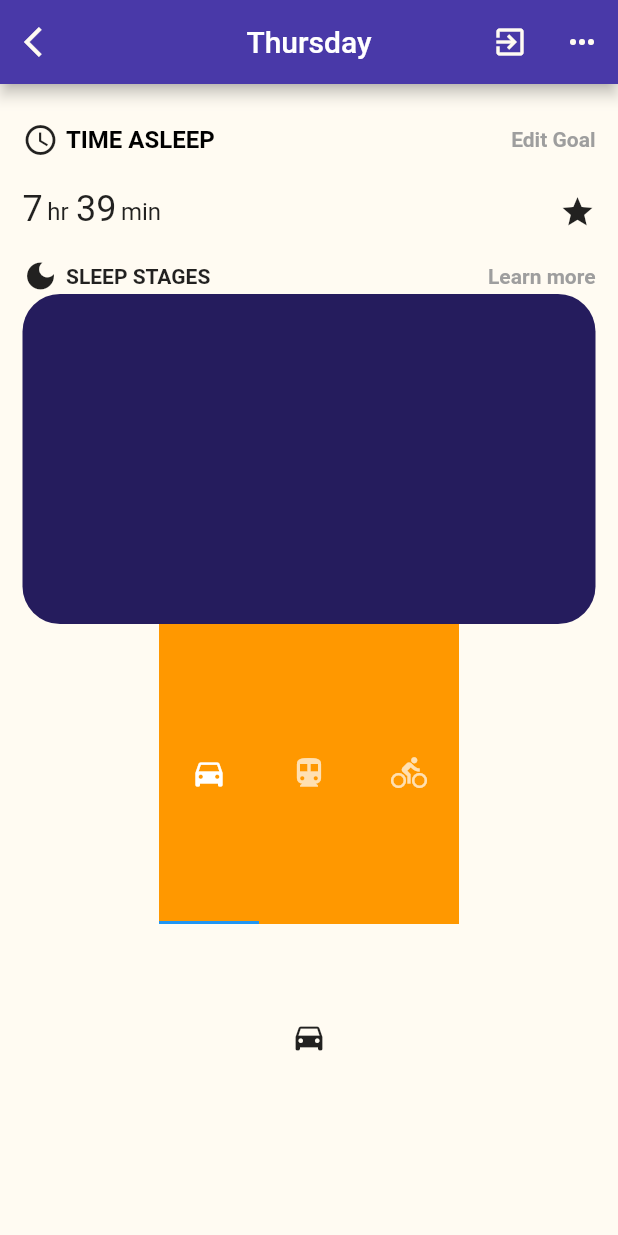
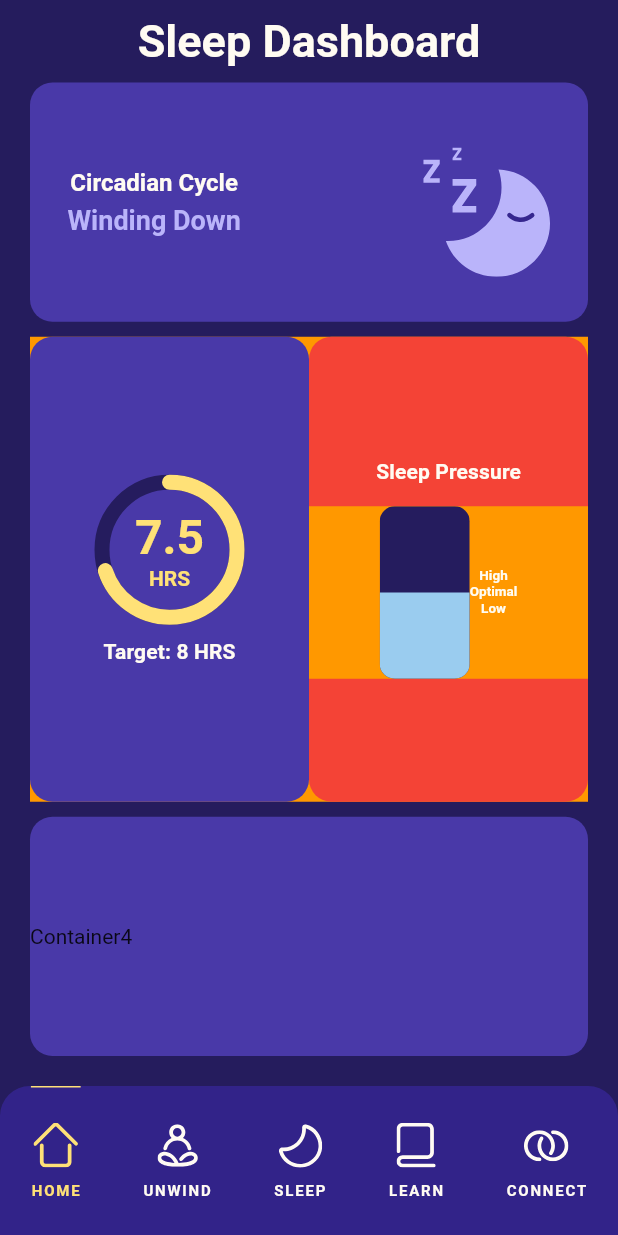
Before and after one commit to umar-101/heathcare, a Flutter app: the screen it shows after launch, on a phone screen of 412 x 824 dp. Run offline on Flutter 3.47's test engine with Material 2 defaults, Android fonts, the phone set to English and light mode, and no system bars; drawn by our look-alikes of percent_indicator; our stand-ins replace flutter_svg.

Commit message:
dashboard screen half

```diff
--- a/lib/main.dart
+++ b/lib/main.dart
@@ -1,7 +1,6 @@
 import 'package:flutter/material.dart';
 import 'package:routine_app/config/constants.dart';
-
-import 'screens/Stat/stat.dart';
+import 'package:routine_app/screens/Dashboard/dashboard.dart';
 
 void main() {
   runApp(const MyApp());
@@ -33,8 +32,13 @@ class MyApp extends StatelessWidget {
                 color: kHeadingColor,
                 fontSize: 16,
                 fontWeight: FontWeight.w700),
-              subtitle1: TextStyle(color: kHeadingColor, fontSize: 12))),
-      home: const StatScreen(),
+            subtitle1: TextStyle(color: kHeadingColor, fontSize: 12),
+            subtitle2: TextStyle(
+                color: kHeadingColor,
+                fontSize: 14,
+                fontWeight: FontWeight.w700),
+          )),
+      home: const DashboardScreen(),
     );
   }
 }
--- /dev/null
+++ b/lib/models/theme_data.dart
@@ -0,0 +1,24 @@
+class ThemeDatabase {
+  final String title, imageUrl, subtitle;
+  final List<String> bulletPoints;
+  final String buttonTitle;
+  final String iconUrl;
+
+  ThemeDatabase(
+      {required this.title,
+      required this.imageUrl,
+      required this.subtitle,
+      required this.bulletPoints,
+      required this.buttonTitle,
+      required this.iconUrl});
+
+  List<ThemeDatabase> databases = [
+    ThemeDatabase(
+        title: 'Good Evening Taylor',
+        imageUrl: 'sd',
+        subtitle: 'Your Nighttime Routine',
+        bulletPoints: ['Stop alcohol', 'Wind down electronics', 'CBT lesson'],
+        buttonTitle: 'It’s almost 11:30 PM - time to get ready for bed!',
+        iconUrl: 'a'),
+  ];
+}
--- /dev/null
+++ b/lib/screens/Dashboard/dashboard.dart
@@ -0,0 +1,219 @@
+import 'dart:ui';
+
+import 'package:flutter/material.dart';
+import 'package:flutter_svg/flutter_svg.dart';
+import 'package:percent_indicator/percent_indicator.dart';
+import 'package:routine_app/widgets/common/coloured_navbar.dart';
+
+import '../../config/constants.dart';
+
+class DashboardScreen extends StatelessWidget {
+  const DashboardScreen({Key? key}) : super(key: key);
+
+  @override
+  Widget build(BuildContext context) {
+    return Scaffold(
+      body: SafeArea(
+        child: Padding(
+          padding: const EdgeInsets.symmetric(horizontal: 20, vertical: 10),
+          child: Column(
+            children: [
+              Text(
+                'Sleep Dashboard',
+                style: Theme.of(context).textTheme.headline2,
+              ),
+              DashboardContainer(
+                flex: 1,
+                child: Padding(
+                  padding:
+                      const EdgeInsets.symmetric(horizontal: 25, vertical: 30),
+                  child: Row(
+                    crossAxisAlignment: CrossAxisAlignment.start,
+                    children: [
+                      Column(
+                        mainAxisAlignment: MainAxisAlignment.center,
+                        children: [
+                          Text(
+                            'Circadian Cycle',
+                            style: Theme.of(context).textTheme.headline4,
+                          ),
+                          const SizedBox(height: 5),
+                          const Text(
+                            'Winding Down',
+                            style: TextStyle(
+                                color: Color(0xFFBAB4FA),
+                                fontSize: 18,
+                                fontWeight: FontWeight.bold),
+                          ),
+                        ],
+                      ),
+                      const Spacer(),
+                      SvgPicture.asset(
+                        'assets/images/dashboardstar.svg',
+                      ),
+                    ],
+                  ),
+                ),
+              ),
+              Container(
+                height: 310,
+                child: Container(
+                  color: Colors.orange,
+                  child: Row(
+                    crossAxisAlignment: CrossAxisAlignment.stretch,
+                    children: [
+                      Expanded(
+                        child: Container(
+                          decoration: BoxDecoration(
+                              color: kBackgroundColor,
+                              borderRadius: BorderRadius.circular(15)),
+                          child: Column(
+                              mainAxisAlignment: MainAxisAlignment.center,
+                              children: [
+                                CircularPercentIndicator(
+                                  radius: 50.0,
+                                  lineWidth: 10,
+                                  percent: 0.70,
+                                  circularStrokeCap: CircularStrokeCap.round,
+                                  restartAnimation: true,
+                                  backgroundColor: kBarBackColor,
+                                  center: Column(
+                                    mainAxisAlignment: MainAxisAlignment.center,
+                                    children: const [
+                                      Text(
+                                        '7.5',
+                                        style: TextStyle(
+                                            fontWeight: FontWeight.w700,
+                                            fontSize: 32,
+                                            color: kSecondaryColor),
+                                      ),
+                                      Text(
+                                        'HRS',
+                                        style: TextStyle(
+                                            fontWeight: FontWeight.w600,
+                                            fontSize: 14,
+                                            color: kSecondaryColor),
+                                      )
+                                    ],
+                                  ),
+                                  progressColor: kSecondaryColor,
+                                ),
+                                SizedBox(height: 10),
+                                Text(
+                                  'Target: 8 HRS',
+                                  style: Theme.of(context).textTheme.subtitle2,
+                                )
+                              ]),
+                        ),
+                      ),
+                      Expanded(
+                        child: Container(
+                          decoration: BoxDecoration(
+                              color: Colors.red,
+                              borderRadius: BorderRadius.circular(15)),
+                          child: Column(
+                            mainAxisAlignment: MainAxisAlignment.center,
+                            children: [
+                              Text(
+                                'Sleep Pressure',
+                                style: Theme.of(context).textTheme.subtitle2,
+                              ),
+                              SizedBox(height: 15),
+                              Container(
+                                color: Colors.orange,
+                                child: Row(
+                                  mainAxisAlignment: MainAxisAlignment.center,
+                                  children: [
+                                    RotatedBox(
+                                      quarterTurns: -1,
+                                      child: ClipRRect(
+                                        borderRadius: BorderRadius.circular(10),
+                                        child: Container(
+                                          height: 60,
+                                          width: 115,
+                                          child: LinearProgressIndicator(
+                                            value: 0.5,
+                                            backgroundColor: kBarBackColor,
+                                            color: Color(0xFF9ACCEF),
+                                          ),
+                                        ),
+                                      ),
+                                    ),
+                                    Column(
+                                      mainAxisAlignment:
+                                          MainAxisAlignment.spaceBetween,
+                                      children: [
+                                        Text(
+                                          'High',
+                                          style: TextStyle(
+                                              fontWeight: FontWeight.w600,
+                                              fontSize: 9,
+                                              color: Color(0XFFFFFCF3)),
+                                        ),
+                                        Spacer(),
+                                        Text(
+                                          'Optimal',
+                                          style: TextStyle(
+                                              fontWeight: FontWeight.w600,
+                                              fontSize: 9,
+                                              color: Color(0XFFFFFCF3)),
+                                        ),
+                                        Text(
+                                          'Low',
+                                          style: TextStyle(
+                                              fontWeight: FontWeight.w600,
+                                              fontSize: 9,
+                                              color: Color(0XFFFFFCF3)),
+                                        )
+                                      ],
+                                    )
+                                  ],
+                                ),
+                              ),
+                            ],
+                          ),
+                        ),
+                      )
+                    ],
+                  ),
+                ),
+              ),
+              DashboardContainer(
+                flex: 1,
+                child: Row(
+                  children: const [Text('Container4')],
+                ),
+              ),
+            ],
+          ),
+        ),
+      ),
+      bottomNavigationBar: ColourNavBar(),
+    );
+  }
+}
+
+class DashboardContainer extends StatelessWidget {
+  final int flex;
+  final Widget child;
+  const DashboardContainer({
+    Key? key,
+    required this.flex,
+    required this.child,
+  }) : super(key: key);
+
+  @override
+  Widget build(BuildContext context) {
+    return Expanded(
+        flex: flex,
+        child: Padding(
+          padding: const EdgeInsets.symmetric(vertical: 10),
+          child: Container(
+            decoration: BoxDecoration(
+                color: kBackgroundColor,
+                borderRadius: BorderRadius.circular(15)),
+            child: child,
+          ),
+        ));
+  }
+}
--- a/lib/screens/Stat/stat.dart
+++ b/lib/screens/Stat/stat.dart
@@ -63,7 +63,7 @@ class StatScreen extends StatelessWidget {
                             fontWeight: FontWeight.w600)),
                   ],
                 ),
-                SizedBox(height: 20),
+                const SizedBox(height: 20),
                 Row(
                   children: const [
                     Padding(
@@ -92,20 +92,20 @@ class StatScreen extends StatelessWidget {
                       style: TextStyle(fontSize: 16),
                     ),
                     Spacer(),
-                    const Icon(Icons.star)
+                    Icon(Icons.star)
                   ],
                 ),
-                SizedBox(height: 15),
+                const SizedBox(height: 15),
                 Row(
                   children: [
-                    Icon(Icons.dark_mode),
-                    SizedBox(width: 5),
+                    const Icon(Icons.dark_mode),
+                    const SizedBox(width: 5),
                     Text(
                       'sleep stages'.toUpperCase(),
-                      style:
-                          TextStyle(fontSize: 14, fontWeight: FontWeight.w600),
+                      style: const TextStyle(
+                          fontSize: 14, fontWeight: FontWeight.w600),
                     ),
-                    Spacer(),
+                    const Spacer(),
                     const Text('Learn more',
                         style: TextStyle(
                             color: Colors.grey,
@@ -124,7 +124,7 @@ class StatScreen extends StatelessWidget {
                   width: 200,
                   height: 200,
                   color: Colors.orange,
-                  child: TabBar(
+                  child: const TabBar(
                     tabs: [
                       Tab(icon: Icon(Icons.directions_car)),
                       Tab(icon: Icon(Icons.directions_transit)),
@@ -135,7 +135,7 @@ class StatScreen extends StatelessWidget {
                 Container(
                   width: 150,
                   height: 150,
-                  child: TabBarView(
+                  child: const TabBarView(
                     children: [
                       Icon(Icons.directions_car),
                       Icon(Icons.directions_transit),
```
Also changed, not shown: assets/images/dashboardstar.svg (added), 1 other file. Lines whose indentation alone changed are shown as unchanged.
